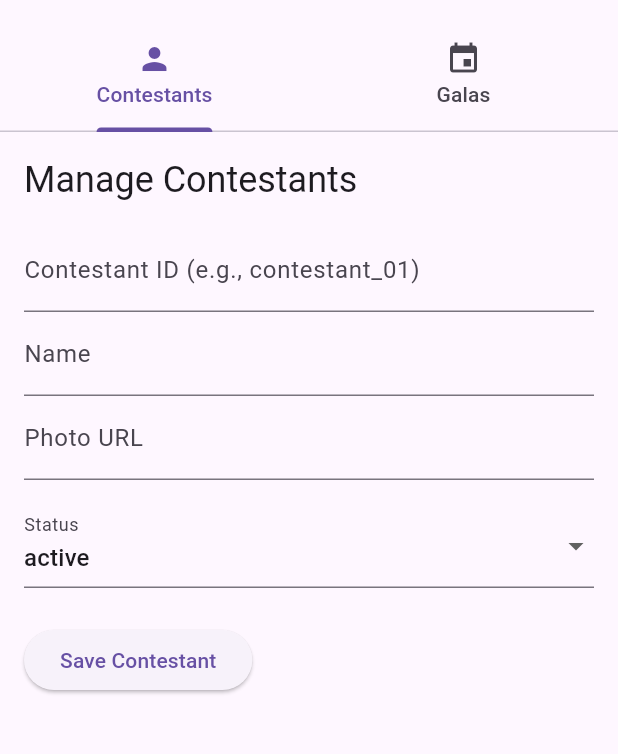
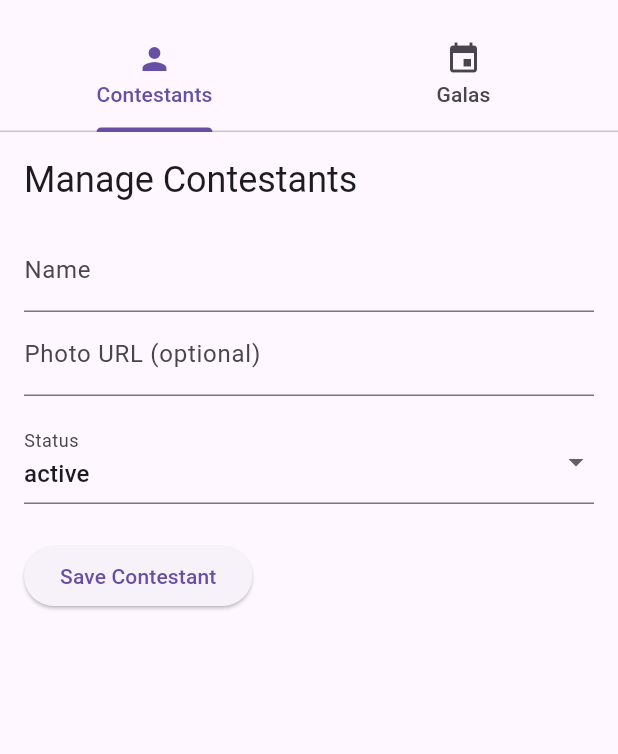
Before and after one commit to JFerrerBeired/PorrOT_2025, a Flutter app: the screen it shows after launch, on a phone screen of 412 x 824 dp, the part 63-817 px from its top. Run offline on Flutter 3.47's test engine with Material 3 defaults, Android fonts, the phone set to English and light mode, and no system bars; our stand-ins replace cloud_firestore, firebase_core; accounts and stored records are empty.

Commit message:
fix: Make contestant and gala IDs optional

```diff
--- a/lib/data/models/contestant_model.dart
+++ b/lib/data/models/contestant_model.dart
@@ -2,9 +2,9 @@ import '../../domain/entities/contestant.dart';
 
 class ContestantModel extends Contestant {
   ContestantModel({
-    required super.contestantId,
+    super.contestantId,
     required super.name,
-    required super.photoUrl,
+    super.photoUrl, // Now optional
     required super.status,
   });
 
@@ -15,7 +15,7 @@ class ContestantModel extends Contestant {
     return ContestantModel(
       contestantId: documentId,
       name: data['name'],
-      photoUrl: data['photoUrl'],
+      photoUrl: data['photoUrl'], // Will be null if not present
       status: ContestantStatus.values.firstWhere(
         (e) => e.toString() == 'ContestantStatus.${data['status']}',
       ),
@@ -25,7 +25,7 @@ class ContestantModel extends Contestant {
   Map<String, dynamic> toFirestore() {
     return {
       'name': name,
-      'photoUrl': photoUrl,
+      if (photoUrl != null) 'photoUrl': photoUrl, // Only include photoUrl if it's not null
       'status': status.toString().split('.').last,
     };
   }
--- a/lib/data/models/gala_model.dart
+++ b/lib/data/models/gala_model.dart
@@ -3,7 +3,7 @@ import 'package:cloud_firestore/cloud_firestore.dart';
 
 class GalaModel extends Gala {
   GalaModel({
-    required super.galaId,
+    super.galaId,
     required super.galaNumber,
     required super.date,
     required super.nominatedContestants,
--- a/lib/domain/entities/contestant.dart
+++ b/lib/domain/entities/contestant.dart
@@ -1,15 +1,15 @@
 enum ContestantStatus { active, nominated, eliminated, winner }
 
 class Contestant {
-  final String contestantId;
+  final String? contestantId; // ID is now optional and handled by the data layer
   final String name;
-  final String photoUrl;
+  final String? photoUrl; // photoUrl is now optional
   final ContestantStatus status;
 
   Contestant({
-    required this.contestantId,
+    this.contestantId, // ID is optional, will be generated by data layer
     required this.name,
-    required this.photoUrl,
+    this.photoUrl, // photoUrl is optional
     required this.status,
   });
 }
--- a/lib/domain/entities/gala.dart
+++ b/lib/domain/entities/gala.dart
@@ -1,12 +1,12 @@
 class Gala {
-  final String galaId;
+  final String? galaId; // ID is now optional and handled by the data layer
   final int galaNumber;
   final DateTime date;
   final List<String> nominatedContestants;
   final Map<String, dynamic> results;
 
   Gala({
-    required this.galaId,
+    this.galaId, // ID is optional, will be generated by data layer
     required this.galaNumber,
     required this.date,
     required this.nominatedContestants,
--- a/lib/presentation/widgets/admin/contestant_manager.dart
+++ b/lib/presentation/widgets/admin/contestant_manager.dart
@@ -15,7 +15,6 @@ class _ContestantManagerState extends State<ContestantManager> {
   final _formKey = GlobalKey<FormState>();
   final _nameController = TextEditingController();
   final _photoUrlController = TextEditingController();
-  final _idController = TextEditingController();
   ContestantStatus _selectedStatus = ContestantStatus.active;
 
   late final CreateContestantUseCase _createContestantUseCase;
@@ -45,24 +44,15 @@ class _ContestantManagerState extends State<ContestantManager> {
             ),
             const SizedBox(height: 16),
             TextFormField(
-              controller: _idController,
-              decoration: const InputDecoration(
-                labelText: 'Contestant ID (e.g., contestant_01)',
-              ),
-              validator: (value) =>
-                  value!.isEmpty ? 'Please enter an ID' : null,
-            ),
-            TextFormField(
               controller: _nameController,
               decoration: const InputDecoration(labelText: 'Name'),
               validator: (value) =>
-                  value!.isEmpty ? 'Please enter a name' : null,
+                  value == null || value.isEmpty ? 'Please enter a name' : null,
             ),
             TextFormField(
               controller: _photoUrlController,
-              decoration: const InputDecoration(labelText: 'Photo URL'),
-              validator: (value) =>
-                  value!.isEmpty ? 'Please enter a URL' : null,
+              decoration: const InputDecoration(labelText: 'Photo URL (optional)'),
+              // No validation required as it's optional now
             ),
             const SizedBox(height: 16),
             DropdownButtonFormField<ContestantStatus>(
@@ -95,9 +85,9 @@ class _ContestantManagerState extends State<ContestantManager> {
     if (_formKey.currentState!.validate()) {
       final scaffoldMessenger = ScaffoldMessenger.of(context);
       final contestant = Contestant(
-        contestantId: _idController.text,
+        // contestantId is null - will be auto-generated by the data layer
         name: _nameController.text,
-        photoUrl: _photoUrlController.text,
+        photoUrl: _photoUrlController.text.isNotEmpty ? _photoUrlController.text : null,
         status: _selectedStatus,
       );
 
@@ -109,7 +99,6 @@ class _ContestantManagerState extends State<ContestantManager> {
         _formKey.currentState!.reset();
         _nameController.clear();
         _photoUrlController.clear();
-        _idController.clear();
         setState(() {
           _selectedStatus = ContestantStatus.active;
         });
@@ -125,7 +114,6 @@ class _ContestantManagerState extends State<ContestantManager> {
   void dispose() {
     _nameController.dispose();
     _photoUrlController.dispose();
-    _idController.dispose();
     super.dispose();
   }
 }
```
Also changed, not shown: lib/data/repositories/contestant_repository_impl.dart (+11 -1 lines), lib/data/repositories/gala_repository_impl.dart (+10 -0 lines), lib/presentation/widgets/admin/gala_manager.dart (+1 -12 lines).
